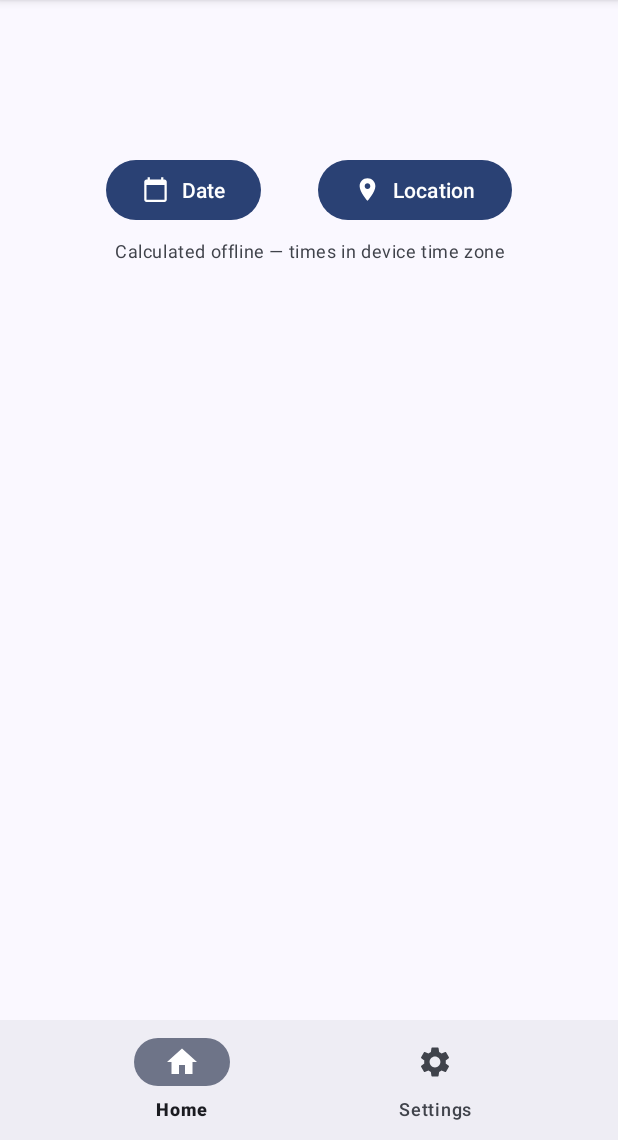
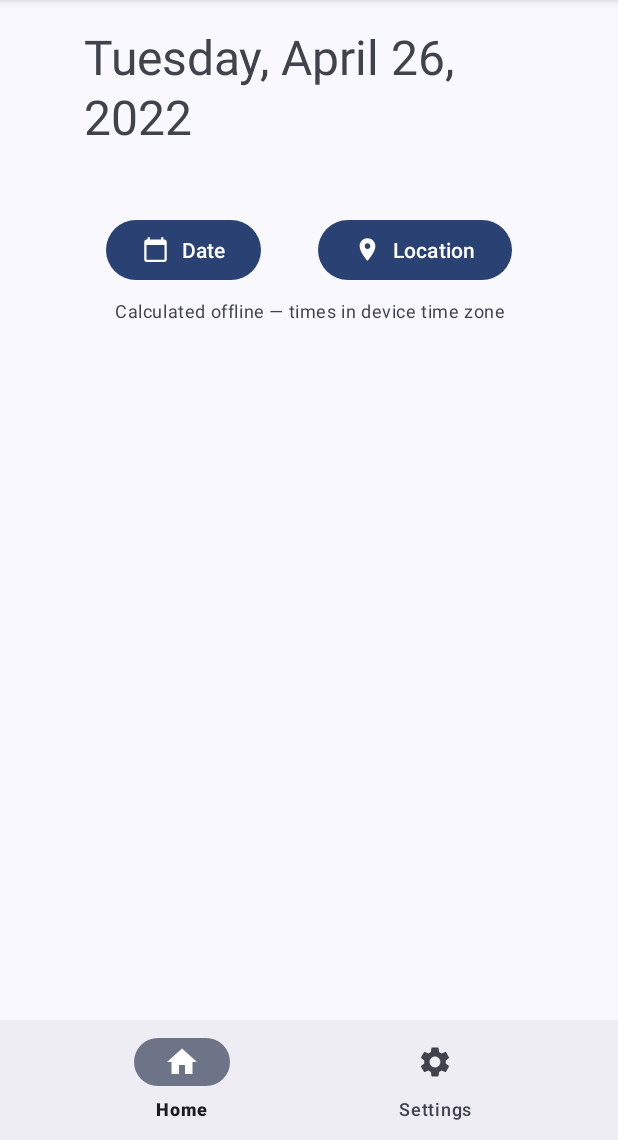
Before and after one commit to taaa1/waktu, an Android app: the screen it shows after launch (MainActivity), on a phone screen of 412 x 824 dp, the part 96-1236 px from its top. Run offline under Robolectric (Android 15) with nearby library versions, the phone set to English and light mode, and no system bars; libraries missing offline, so code that uses them is left out: com.batoulapps.adhan, com.beust.klaxon.

Commit message:
init islamic date

```diff
--- a/app/src/main/java/io/ta/waktushalat/HomeFragment.kt
+++ b/app/src/main/java/io/ta/waktushalat/HomeFragment.kt
@@ -2,7 +2,10 @@ package io.ta.waktushalat
 
 import android.annotation.SuppressLint
 import android.content.SharedPreferences
+import android.icu.text.DateFormat.FULL
+import android.icu.util.IslamicCalendar
 import android.location.Location
+import android.os.Build
 import android.os.Bundle
 import android.text.Editable
 import android.text.TextWatcher
@@ -46,12 +49,30 @@ class HomeFragment : Fragment() {
     }
 
     lateinit var shar: SharedPreferences
+    var p = false
 
     override fun onViewCreated(view: View, savedInstanceState: Bundle?) {
         super.onViewCreated(view, savedInstanceState)
 
-        requireView().findViewById<Button>(R.id.tangg).setOnClickListener { change() }
-        requireView().findViewById<Button>(R.id.editloc).setOnClickListener { locate() }
+        with(requireView()) {
+            this.findViewById<Button>(R.id.tangg).setOnClickListener { change() }
+            this.findViewById<Button>(R.id.editloc).setOnClickListener { locate() }
+            val d = this.findViewById<TextView>(R.id.date)
+            d.setOnClickListener {
+                p = !p
+                if (p) {
+                    if (Build.VERSION.SDK_INT >= Build.VERSION_CODES.N) {
+                        val s = android.icu.text.DateFormat.getDateInstance(FULL)
+                        s.calendar = IslamicCalendar()
+                        (it as TextView).text = s.format(IslamicCalendar())
+                    }
+                } else {
+                    (it as TextView).text =
+                        DateFormat.getDateInstance(DateFormat.FULL).format(dat.time)
+                }
+            }
+            d.text = DateFormat.getDateInstance(DateFormat.FULL).format(dat.time)
+        }
 
         shar = PreferenceManager.getDefaultSharedPreferences(requireContext())
 
@@ -90,8 +111,6 @@ class HomeFragment : Fragment() {
                 setReorderingAllowed(true)
                 add<TiFragment>(R.id.main_frag, args = bundle)
             }
-            requireView().findViewById<TextView>(R.id.date).text =
-                DateFormat.getDateInstance(DateFormat.FULL).format(dat.time)
             err = false
         } catch (it: Exception) {
             println(it.message)
```
